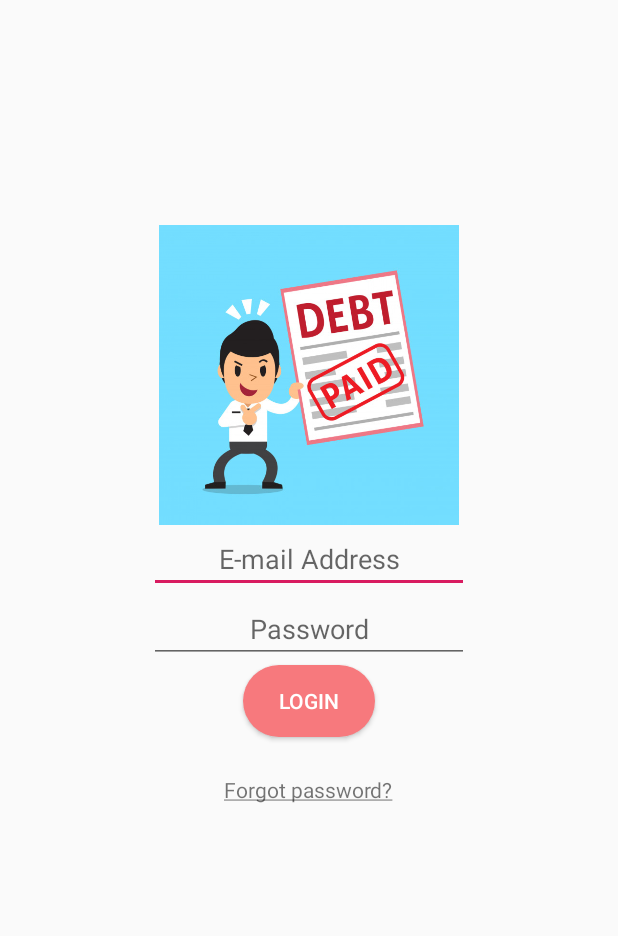
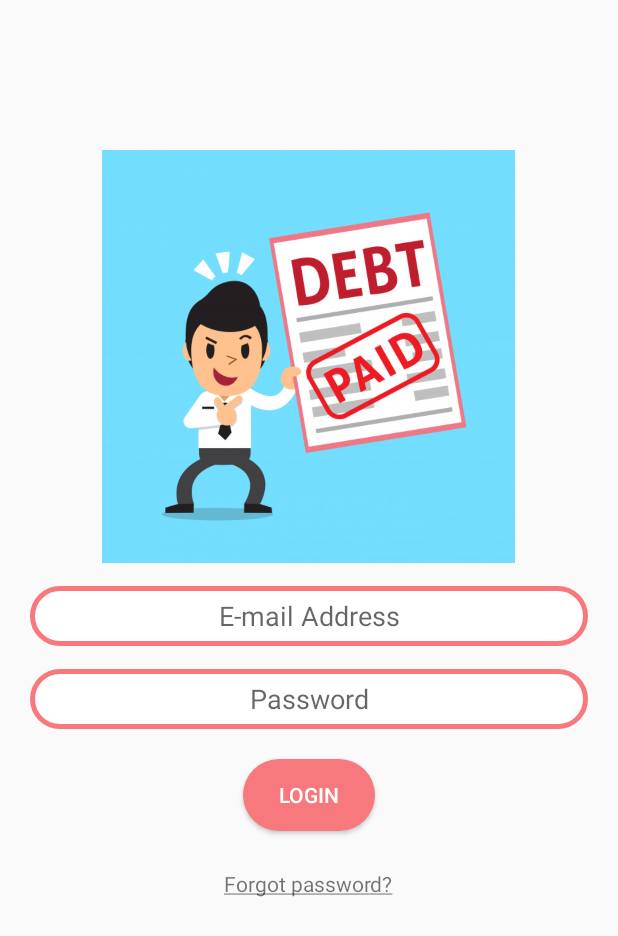
Before and after one commit to afiffauz1/DebtBook, an Android app: the LoginActivity screen opened directly, with no data from a screen before it, on a phone screen of 412 x 824 dp. Shown: the top 936 px of the screen. Run offline under Robolectric (Android 15) with nearby library versions, the phone set to English and light mode, and no system bars; our stand-ins replace Firebase (no records; nobody signed in at launch, a user with empty details on screens opened directly).

Commit message:
Revised LoginActivity, imitated afifgauz1 RegisterActivity layout

```diff
--- a/app/src/main/res/layout/activity_login.xml
+++ b/app/src/main/res/layout/activity_login.xml
@@ -9,33 +9,41 @@
     <ImageView
         android:id="@+id/loginImg"
         android:src="@drawable/logoplaceholder"
-        android:layout_width="200dp"
-        android:layout_height="200dp"
-        android:layout_marginTop="150dp"
+        android:layout_width="275dp"
+        android:layout_height="275dp"
+        android:layout_marginTop="100dp"
         android:layout_centerHorizontal="true"
         />
 
     <EditText
         android:id="@+id/email"
-        android:layout_width="wrap_content"
-        android:layout_height="wrap_content"
+        android:layout_width="match_parent"
+        android:layout_height="40dp"
+        android:background="@drawable/button_overlay_pink"
         android:hint="E-mail Address"
         android:textAlignment="center"
         android:ems="10"
         android:inputType="textEmailAddress"
+        android:layout_marginTop="15dp"
+
+        android:layout_marginLeft="20dp"
+        android:layout_marginRight="20dp"
         android:layout_below="@+id/loginImg"
         android:layout_centerHorizontal="true"
         />
 
     <EditText
         android:id="@+id/password"
-        android:layout_width="wrap_content"
-        android:layout_height="wrap_content"
+        android:layout_width="match_parent"
+        android:layout_height="40dp"
+        android:background="@drawable/button_overlay_pink"
         android:hint="Password"
         android:textAlignment="center"
         android:ems="10"
         android:inputType="textPassword"
-        android:layout_marginTop="1dp"
+        android:layout_marginTop="15dp"
+        android:layout_marginLeft="20dp"
+        android:layout_marginRight="20dp"
         android:layout_below="@id/email"
         android:layout_centerHorizontal="true"
         />
@@ -47,7 +55,9 @@
         android:text="Login"
         android:background="@drawable/button_solid_pink"
         android:textColor="#FFFFFF"
-        android:layout_marginTop="1dp"
+        android:layout_marginTop="20dp"
+        android:layout_marginLeft="20dp"
+        android:layout_marginRight="20dp"
         android:layout_below="@id/password"
         android:layout_centerHorizontal="true"
         />
```
